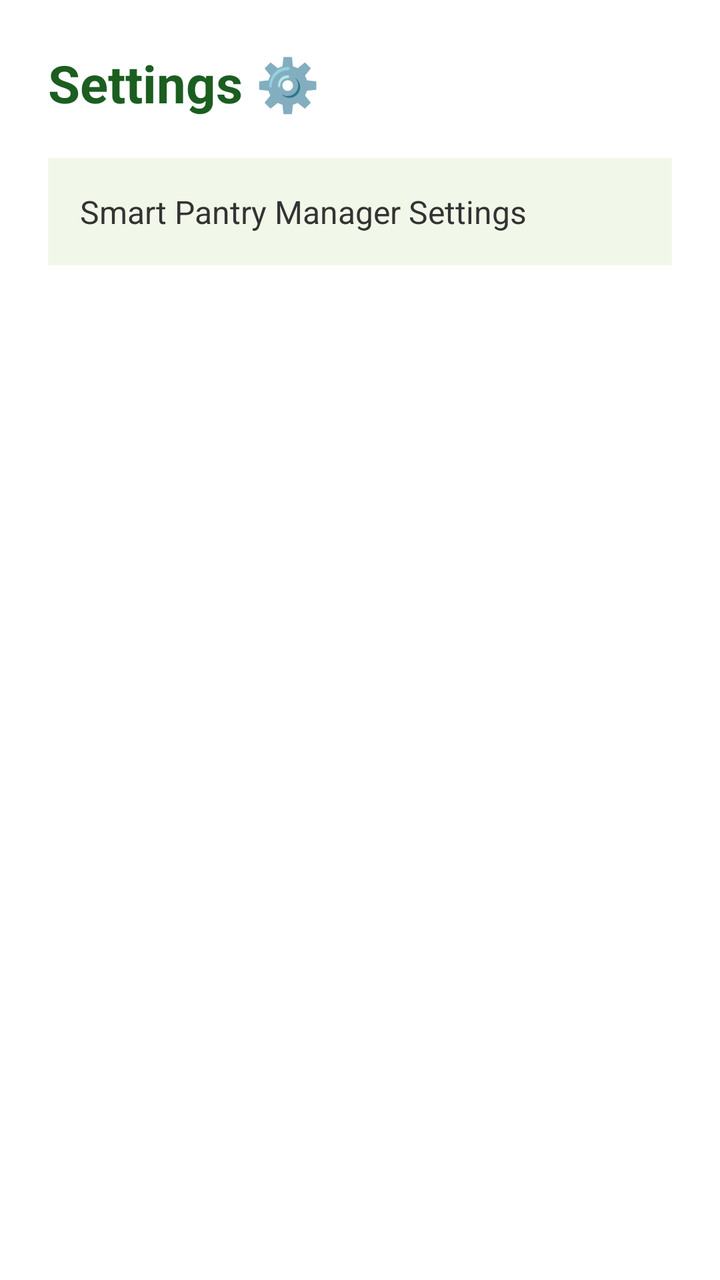
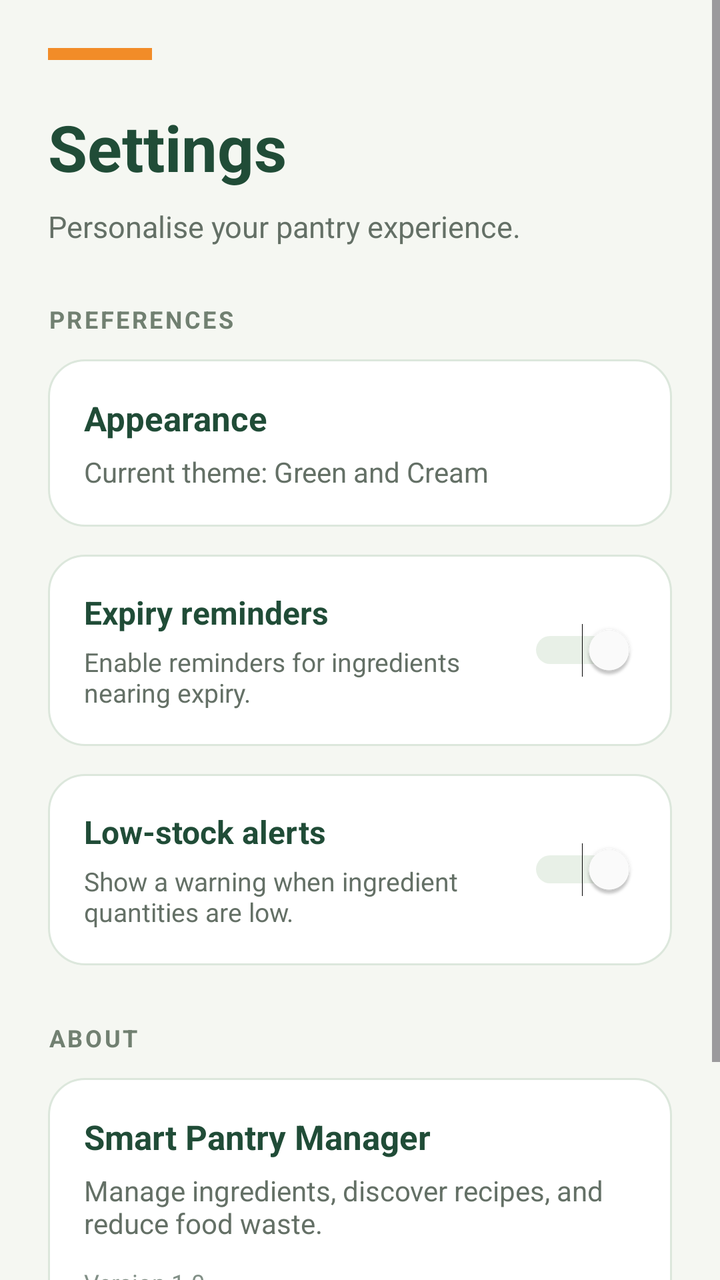

An Android layout rendered at two revisions. The XML below is the earlier revision; the diff shows what the commit changed to produce the second picture.
<!-- AndroidManifest.xml: application theme Theme.SmartPantryManager -->
<!-- res/layout/activity_settings.xml -->
<?xml version="1.0" encoding="utf-8"?>
<ScrollView xmlns:android="http://schemas.android.com/apk/res/android"
    android:layout_width="match_parent"
    android:layout_height="match_parent"
    android:background="#FFFFFF"
    android:fillViewport="true">

    <LinearLayout
        android:layout_width="match_parent"
        android:layout_height="wrap_content"
        android:orientation="vertical"
        android:padding="24dp">

        <TextView
            android:layout_width="match_parent"
            android:layout_height="wrap_content"
            android:text="Settings ⚙️"
            android:textColor="#1B5E20"
            android:textSize="26sp"
            android:textStyle="bold" />

        <TextView
            android:id="@+id/txtSettingsInfo"
            android:layout_width="match_parent"
            android:layout_height="wrap_content"
            android:layout_marginTop="20dp"
            android:padding="16dp"
            android:background="#F1F8E9"
            android:text="Smart Pantry Manager Settings"
            android:textColor="#333333"
            android:textSize="16sp" />

    </LinearLayout>

</ScrollView>
<!-- resources referenced by this layout -->
<resources>
  <style name="Theme.SmartPantryManager" parent="Base.Theme.SmartPantryManager" />
  <style name="Base.Theme.SmartPantryManager" parent="Theme.Material3.DayNight.NoActionBar">
          
          
      </style>
</resources>

<!-- the commit's change to res/layout/activity_settings.xml (unified diff, before → after) -->
@@ -2,7 +2,7 @@
 <ScrollView xmlns:android="http://schemas.android.com/apk/res/android"
     android:layout_width="match_parent"
     android:layout_height="match_parent"
-    android:background="#FFFFFF"
+    android:background="#F5F7F2"
     android:fillViewport="true">
 
     <LinearLayout
@@ -11,24 +11,214 @@
         android:orientation="vertical"
         android:padding="24dp">
 
-        <TextView
-            android:layout_width="match_parent"
-            android:layout_height="wrap_content"
-            android:text="Settings ⚙️"
-            android:textColor="#1B5E20"
-            android:textSize="26sp"
+        <View
+            android:layout_width="52dp"
+            android:layout_height="6dp"
+            android:layout_marginBottom="22dp"
+            android:background="#F28C28" />
+
+        <TextView
+            android:layout_width="match_parent"
+            android:layout_height="wrap_content"
+            android:text="Settings"
+            android:textColor="#204C37"
+            android:textSize="32sp"
             android:textStyle="bold" />
 
         <TextView
-            android:id="@+id/txtSettingsInfo"
-            android:layout_width="match_parent"
-            android:layout_height="wrap_content"
-            android:layout_marginTop="20dp"
-            android:padding="16dp"
-            android:background="#F1F8E9"
-            android:text="Smart Pantry Manager Settings"
-            android:textColor="#333333"
-            android:textSize="16sp" />
+            android:layout_width="match_parent"
+            android:layout_height="wrap_content"
+            android:layout_marginTop="8dp"
+            android:layout_marginBottom="28dp"
+            android:text="Personalise your pantry experience."
+            android:textColor="#647066"
+            android:textSize="15sp" />
+
+        
+        <TextView
+            android:layout_width="match_parent"
+            android:layout_height="wrap_content"
+            android:layout_marginBottom="12dp"
+            android:text="PREFERENCES"
+            android:textColor="#718071"
+            android:textSize="12sp"
+            android:textStyle="bold"
+            android:letterSpacing="0.1" />
+
+        
+        <LinearLayout
+            android:layout_width="match_parent"
+            android:layout_height="wrap_content"
+            android:orientation="vertical"
+            android:padding="18dp"
+            android:background="@drawable/dashboard_card_background">
+
+            <TextView
+                android:layout_width="match_parent"
+                android:layout_height="wrap_content"
+                android:text="Appearance"
+                android:textColor="#204C37"
+                android:textSize="17sp"
+                android:textStyle="bold" />
+
+            <TextView
+                android:layout_width="match_parent"
+                android:layout_height="wrap_content"
+                android:layout_marginTop="6dp"
+                android:text="Current theme: Green and Cream"
+                android:textColor="#647066"
+                android:textSize="14sp" />
+
+        </LinearLayout>
+
+        
+        <LinearLayout
+            android:layout_width="match_parent"
+            android:layout_height="wrap_content"
+            android:layout_marginTop="14dp"
+            android:orientation="horizontal"
+            android:gravity="center_vertical"
+            android:padding="18dp"
+            android:background="@drawable/dashboard_card_background">
+
+            <LinearLayout
+                android:layout_width="0dp"
+                android:layout_height="wrap_content"
+                android:layout_weight="1"
+                android:orientation="vertical">
+
+                <TextView
+                    android:layout_width="match_parent"
+                    android:layout_height="wrap_content"
+                    android:text="Expiry reminders"
+                    android:textColor="#204C37"
+                    android:textSize="16sp"
+                    android:textStyle="bold" />
+
+                <TextView
+                    android:layout_width="match_parent"
+                    android:layout_height="wrap_content"
+                    android:layout_marginTop="5dp"
+                    android:text="Enable reminders for ingredients nearing expiry."
+                    android:textColor="#647066"
+                    android:textSize="13sp" />
+
+            </LinearLayout>
+
+            <Switch
+                android:id="@+id/switchExpiryReminders"
+                android:layout_width="wrap_content"
+                android:layout_height="wrap_content"
+                android:checked="true"
+                android:contentDescription="Enable expiry reminders"
+                android:showText="false"
+                android:thumbTint="#FFFFFF"
+                android:trackTint="#A5C5A4" />
+
+        </LinearLayout>
+
+        
+        <LinearLayout
+            android:layout_width="match_parent"
+            android:layout_height="wrap_content"
+            android:layout_marginTop="14dp"
+            android:orientation="horizontal"
+            android:gravity="center_vertical"
+            android:padding="18dp"
+            android:background="@drawable/dashboard_card_background">
+
+            <LinearLayout
+                android:layout_width="0dp"
+                android:layout_height="wrap_content"
+                android:layout_weight="1"
+                android:orientation="vertical">
+
+                <TextView
+                    android:layout_width="match_parent"
+                    android:layout_height="wrap_content"
+                    android:text="Low-stock alerts"
+                    android:textColor="#204C37"
+                    android:textSize="16sp"
+                    android:textStyle="bold" />
+
+                <TextView
+                    android:layout_width="match_parent"
+                    android:layout_height="wrap_content"
+                    android:layout_marginTop="5dp"
+                    android:text="Show a warning when ingredient quantities are low."
+                    android:textColor="#647066"
+                    android:textSize="13sp" />
+
+            </LinearLayout>
+
+            <Switch
+                android:id="@+id/switchLowStockAlerts"
+                android:layout_width="wrap_content"
+                android:layout_height="wrap_content"
+                android:checked="true"
+                android:contentDescription="Enable low-stock alerts"
+                android:showText="false"
+                android:thumbTint="#FFFFFF"
+                android:trackTint="#A5C5A4" />
+
+        </LinearLayout>
+
+        
+        <TextView
+            android:layout_width="match_parent"
+            android:layout_height="wrap_content"
+            android:layout_marginTop="28dp"
+            android:layout_marginBottom="12dp"
+            android:text="ABOUT"
+            android:textColor="#718071"
+            android:textSize="12sp"
+            android:textStyle="bold"
+            android:letterSpacing="0.1" />
+
+        <LinearLayout
+            android:layout_width="match_parent"
+            android:layout_height="wrap_content"
+            android:orientation="vertical"
+            android:padding="18dp"
+            android:background="@drawable/dashboard_card_background">
+
+            <TextView
+                android:layout_width="match_parent"
+                android:layout_height="wrap_content"
+                android:text="Smart Pantry Manager"
+                android:textColor="#204C37"
+                android:textSize="17sp"
+                android:textStyle="bold" />
+
+            <TextView
+                android:layout_width="match_parent"
+                android:layout_height="wrap_content"
+                android:layout_marginTop="6dp"
+                android:text="Manage ingredients, discover recipes, and reduce food waste."
+                android:textColor="#647066"
+                android:textSize="14sp" />
+
+            <TextView
+                android:layout_width="match_parent"
+                android:layout_height="wrap_content"
+                android:layout_marginTop="12dp"
+                android:text="Version 1.0"
+                android:textColor="#829087"
+                android:textSize="12sp" />
+
+        </LinearLayout>
+
+        
+        <Button
+            android:id="@+id/btnResetSettings"
+            android:layout_width="match_parent"
+            android:layout_height="56dp"
+            android:layout_marginTop="24dp"
+            android:backgroundTint="#E5EFE2"
+            android:text="Reset Settings"
+            android:textColor="#204C37"
+            android:textSize="15sp"
+            android:textStyle="bold" />
 
     </LinearLayout>
 
<!-- resource entries referenced after the edit -->
@@ -1,5 +1,19 @@
 <!-- resources referenced by this layout -->
 <resources>
+  <!-- drawable dashboard_card_background (drawable) -->
+  <?xml version="1.0" encoding="utf-8"?>
+  <shape xmlns:android="http://schemas.android.com/apk/res/android"
+      android:shape="rectangle">
+  
+      <solid android:color="#FFFFFF" />
+  
+      <corners android:radius="18dp" />
+  
+      <stroke
+          android:width="1dp"
+          android:color="#DCE7DC" />
+  
+  </shape>
   <style name="Theme.SmartPantryManager" parent="Base.Theme.SmartPantryManager" />
   <style name="Base.Theme.SmartPantryManager" parent="Theme.Material3.DayNight.NoActionBar">
           
